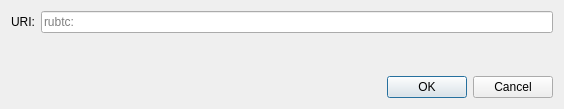
First picture: the form in src/qt/forms/openuridialog.ui, repository nationalbitcoin/russianbitcoin, before the edit.
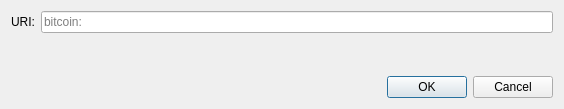
Second picture: the form after the edit. Custom widgets are drawn as their Qt base class.

```diff
--- a/src/qt/forms/openuridialog.ui
+++ b/src/qt/forms/openuridialog.ui
@@ -26,7 +26,7 @@
      <item>
       <widget class="QValidatedLineEdit" name="uriEdit">
        <property name="placeholderText">
-        <string notr="true">rubtc:</string>
+        <string notr="true">bitcoin:</string>
        </property>
       </widget>
      </item>
```
Left out of the diff: 2 changed lines with no effect on the pictures.
